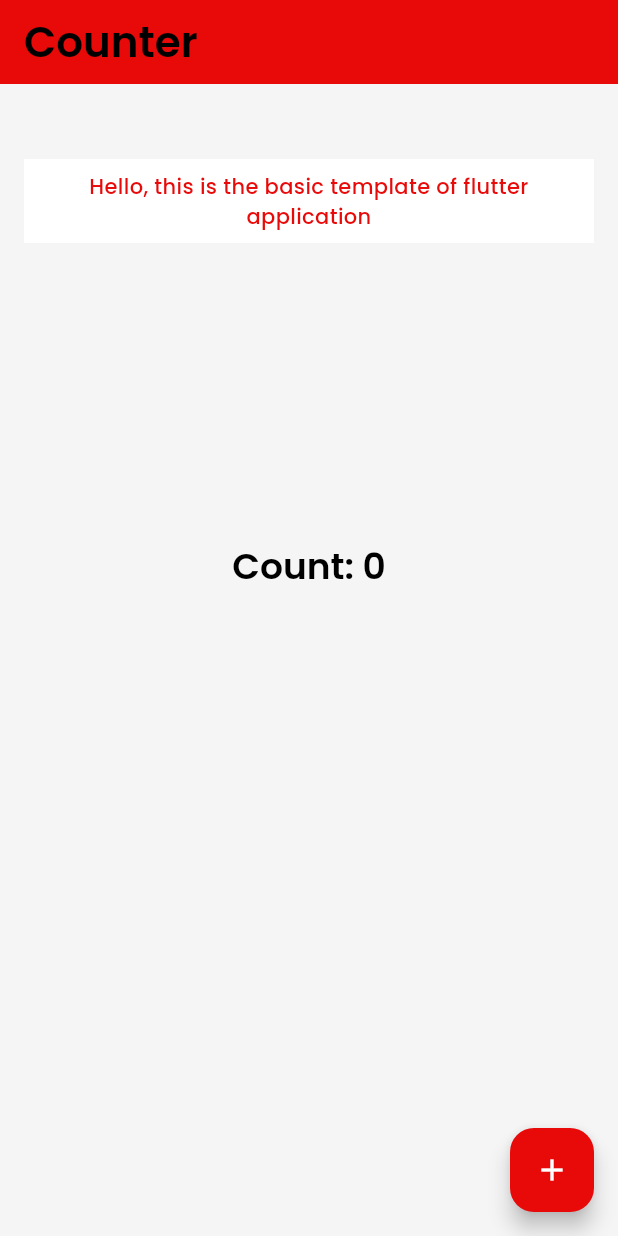
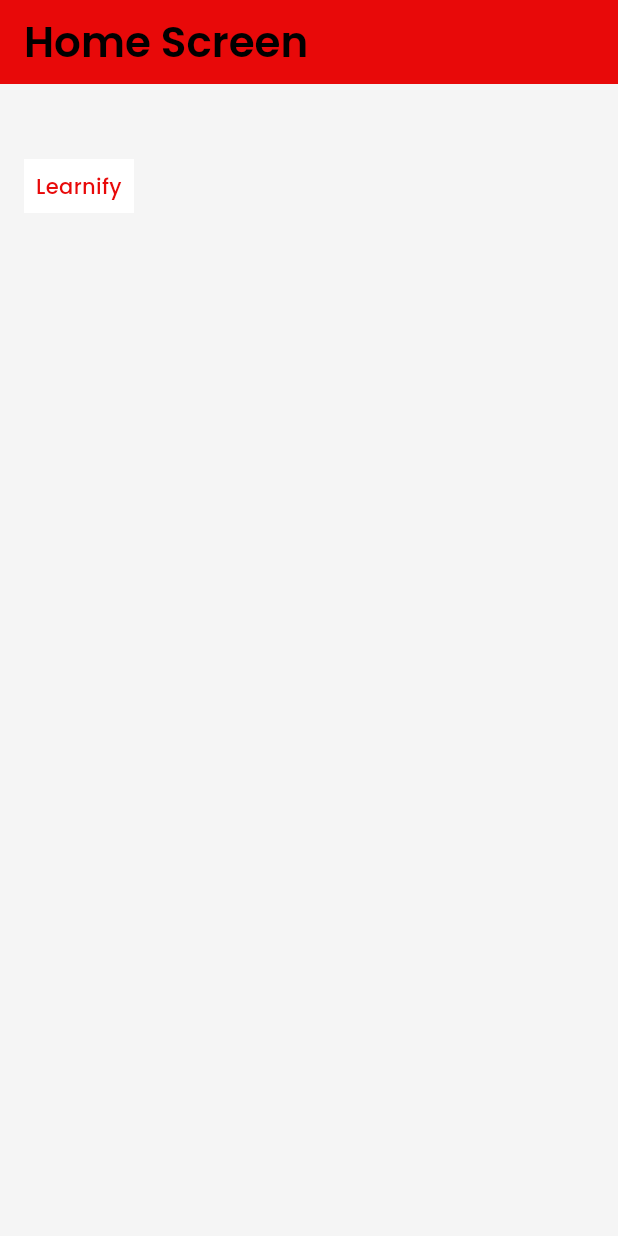
Before and after one commit to Aswin964567/learnify_app, a Flutter app: the screen it shows after launch, on a phone screen of 412 x 824 dp. Run offline on Flutter 3.47's test engine with Material 3 defaults, Android fonts, the phone set to English and light mode, and no system bars; our stand-ins replace flutter_riverpod, gap, go_router, google_fonts.

Commit message:
learnify initail set up

```diff
--- a/lib/core/routes/router_config.dart
+++ b/lib/core/routes/router_config.dart
@@ -1,11 +1,6 @@
-import 'package:flutter_app_template/features/presentation/counter_screen.dart';
+import 'package:flutter_app_template/features/home/presentation/screens/home_screen.dart';
 import 'package:go_router/go_router.dart';
 
 final appRouter = GoRouter(
-  routes: [
-    GoRoute(
-      path: '/',
-      builder: (context, state) => const CounterScreen(),
-    ),
-  ],
+  routes: [GoRoute(path: '/', builder: (context, state) => const HomeScreen())],
 );
--- a/lib/features/presentation/counter_screen.dart
+++ b/lib/features/home/presentation/screens/home_screen.dart
@@ -1,23 +1,16 @@
 import 'package:flutter/material.dart';
 import 'package:flutter_app_template/core/extensions/context_extensions.dart';
 import 'package:flutter_app_template/core/theme/colors/app_colors.dart';
-import 'package:flutter_app_template/features/providers/counter_provider.dart';
-import 'package:flutter_riverpod/flutter_riverpod.dart';
 import 'package:gap/gap.dart';
 
-/// Counter screen using Riverpod for state management
-/// and custom `context_extensions` for consistent padding and theming.
-class CounterScreen extends ConsumerWidget {
-  const CounterScreen({super.key});
+class HomeScreen extends StatelessWidget {
+  const HomeScreen({super.key});
 
   @override
-  Widget build(BuildContext context, WidgetRef ref) {
-    // Watch the counter state from provider
-    final count = ref.watch(counterProvider);
-
+  Widget build(BuildContext context) {
     return Scaffold(
       appBar: AppBar(
-        title: Text('Counter', style: context.textTheme.headlineMedium),
+        title: Text('Home Screen', style: context.textTheme.headlineMedium),
       ),
       body: Padding(
         padding: context.paddingHorizontal, // ✅ Clean, reusable, and scalable!
@@ -29,7 +22,7 @@ class CounterScreen extends ConsumerWidget {
               padding: context.paddingS,
               color: AppColors.onPrimary, // 🎨 Custom static color
               child: Text(
-                "Hello, this is the basic template of flutter application",
+                "Learnify",
                 style: context.textTheme.bodyMedium?.copyWith(
                   // Use theme color for consistency and dynamic switching
                   color: context.colorScheme.primary, // ✅ Themed color usage
@@ -38,19 +31,8 @@ class CounterScreen extends ConsumerWidget {
                 textAlign: TextAlign.center,
               ),
             ),
-
-            const Gap(200),
-
-            // Display the count with themed style
-            Text('Count: $count', style: context.textTheme.headlineSmall),
           ],
         ),
-      ),
-
-      // Floating action button to increment the counter
-      floatingActionButton: FloatingActionButton(
-        onPressed: () => ref.read(counterProvider.notifier).increment(),
-        child: const Icon(Icons.add),
       ),
     );
   }
--- /dev/null
+++ b/lib/features/home/presentation/widgets/continue_section.dart
@@ -0,0 +1 @@
+// continue section widget
--- /dev/null
+++ b/lib/features/home/presentation/widgets/recommended_section.dart
@@ -0,0 +1 @@
+// recommended section widget
--- a/lib/features/providers/counter_provider.dart
+++ /dev/null
@@ -1,11 +0,0 @@
-import 'package:flutter_riverpod/flutter_riverpod.dart';
-
-class CounterNotifier extends StateNotifier<int> {
-  CounterNotifier() : super(0);
-
-  void increment() => state++;
-}
-
-final counterProvider = StateNotifierProvider<CounterNotifier, int>((ref) {
-  return CounterNotifier();
-});
--- a/lib/main.dart
+++ b/lib/main.dart
@@ -1,4 +1,3 @@
-
 
 import 'package:flutter/material.dart';
 import 'package:flutter_app_template/core/routes/router_config.dart';
@@ -15,7 +14,7 @@ class MyApp extends ConsumerWidget {
   @override
   Widget build(BuildContext context, WidgetRef ref) {
     return MaterialApp.router(
-      title: 'Flutter App Template',
+      title: 'Learnify Application',
       debugShowCheckedModeBanner: false,
       theme: AppTheme.lightTheme,
       darkTheme: AppTheme.darkTheme,
--- /dev/null
+++ b/lib/presentation/widgets/bottom_navbar.dart
@@ -0,0 +1 @@
+// bottom nav bar widget
--- /dev/null
+++ b/lib/providers/bottom_nav_controller.dart
@@ -0,0 +1 @@
+//  bottom nav controller - riverpod state management
```
Also changed, not shown: 1 other file.
